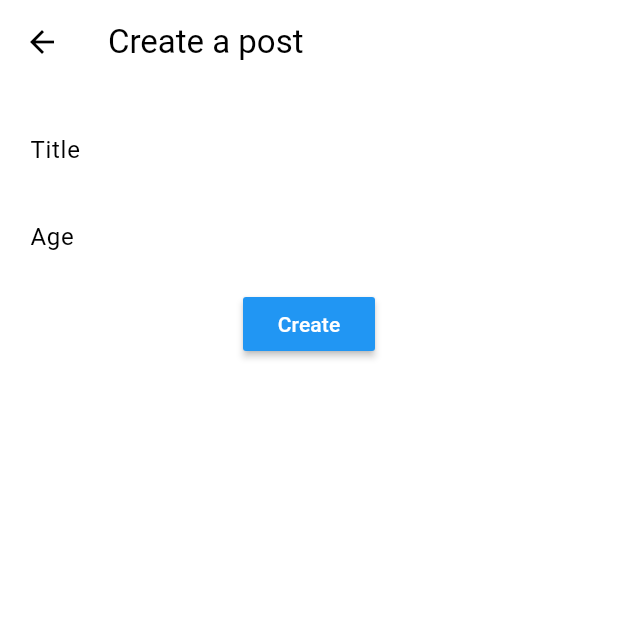
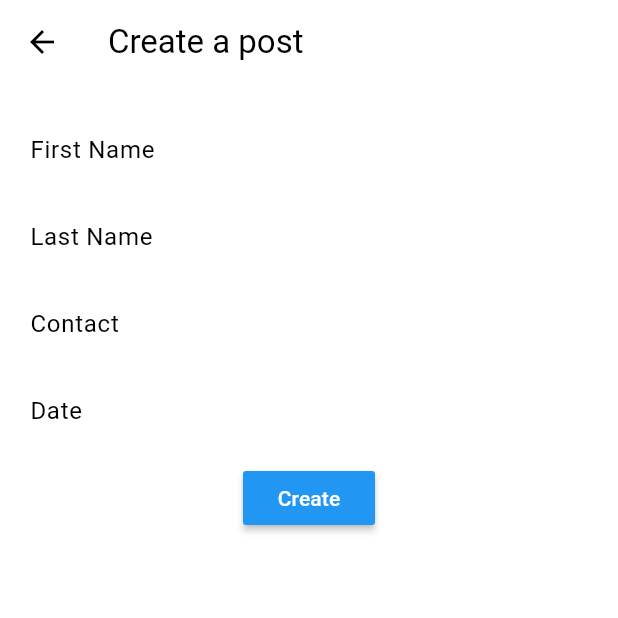
Before and after one commit to ogash3103/firebase_1_setting2, a Flutter app: the CreatePage screen opened directly, on a phone screen of 412 x 824 dp, the top half of it. Run offline on Flutter 3.47's test engine with Material 3 defaults, Android fonts, the phone set to English and light mode, and no system bars; our stand-ins replace firebase_auth, firebase_core, firebase_database, flutter_slidable; accounts and stored records are empty.

Commit message:
change other code and create new func

```diff
--- a/lib/page/createPage.dart
+++ b/lib/page/createPage.dart
@@ -1,6 +1,7 @@
-import 'package:firebase_1_setting/page/postPage.dart';
+
 import 'package:flutter/material.dart';
 import '../service/realTimeDatabase.dart';
+import 'postPage.dart';
 
 class CreatePage extends StatefulWidget {
   const CreatePage({Key? key});
@@ -12,26 +13,40 @@ class CreatePage extends StatefulWidget {
 class _CreatePageState extends State<CreatePage> {
   var titleController = TextEditingController();
   var contentController = TextEditingController();
+  var firstNameController = TextEditingController();
+  var lastNameController = TextEditingController();
+  var contactController = TextEditingController();
+  var dateController = TextEditingController();
   var isLoading = false;
 
   _createPost() {
-    String employee_name = titleController.text.toString();
-    String employee_age = contentController.text.toString();
+    String firstName = firstNameController.text.toString();
+    String lastName = lastNameController.text.toString();
+    String contact = contactController.text.toString();
+    String date = dateController.text.toString();
 
-    if (employee_name.isEmpty || employee_age.isEmpty) return;
+    if (firstName.isEmpty ||
+        lastName.isEmpty ||
+        contact.isEmpty ||
+        date.isEmpty) {
+      return;
+    }
 
-    _apiCreatePost(employee_name, employee_age);
+    _apiCreatePost(firstName, lastName, contact, date);
   }
 
-  _apiCreatePost(String employee_name, String employee_age) {
+  _apiCreatePost( String firstName,
+      String lastName, String contact, String date) {
     setState(() {
       isLoading = true;
     });
 
     var g = Post(
       id: 1,
-      employee_name: employee_name,
-      employee_salary: employee_age,
+      firstName: firstName,
+      lastName: lastName,
+      contact: contact,
+      date: date,
     );
 
     RTDBService.addPost(g).then((value) {
@@ -60,29 +75,56 @@ class _CreatePageState extends State<CreatePage> {
               crossAxisAlignment: CrossAxisAlignment.center,
               children: [
                 TextField(
-                  controller: titleController,
+                  controller: firstNameController,
                   decoration: InputDecoration(
-                    hintText: "Title",
+                    hintText: "First Name",
                   ),
                 ),
-                SizedBox(height: 10,),
+                SizedBox(
+                  height: 10,
+                ),
                 TextField(
-                  controller: contentController,
+                  controller: lastNameController,
                   decoration: InputDecoration(
-                    hintText: "Age",
+                    hintText: "Last Name",
                   ),
                 ),
-                SizedBox(height: 10,),
+                SizedBox(
+                  height: 10,
+                ),
+                TextField(
+                  controller: contactController,
+                  decoration: InputDecoration(
+                    hintText: "Contact",
+                  ),
+                ),
+                SizedBox(
+                  height: 10,
+                ),
+                TextField(
+                  controller: dateController,
+                  decoration: InputDecoration(
+                    hintText: "Date",
+                  ),
+                ),
+                SizedBox(
+                  height: 10,
+                ),
                 MaterialButton(
                   onPressed: () {
                     _createPost();
                   },
                   color: Colors.blue,
-                  child: Text("Create", style: TextStyle(color: Colors.white)),
+                  child: Text("Create",
+                      style: TextStyle(color: Colors.white)),
                 )
               ],
             ),
-            isLoading ? const Center(child: CircularProgressIndicator(),) : SizedBox.shrink()
+            isLoading
+                ? const Center(
+              child: CircularProgressIndicator(),
+            )
+                : SizedBox.shrink()
           ],
         ),
       ),
--- a/lib/page/homePage.dart
+++ b/lib/page/homePage.dart
@@ -2,8 +2,8 @@ import 'package:firebase_1_setting/service/realTimeDatabase.dart';
 import 'package:flutter/material.dart';
 import 'package:flutter_slidable/flutter_slidable.dart';
 import 'CreatePage.dart';
-import 'PostPage.dart';
 import '../service/auth_service.dart';
+import 'postPage.dart';
 
 class HomePage extends StatefulWidget {
   const HomePage({Key? key});
@@ -89,18 +89,30 @@ class _HomePageState extends State<HomePage> {
           crossAxisAlignment: CrossAxisAlignment.start,
           children: [
             Column(
+              crossAxisAlignment: CrossAxisAlignment.start,
               children: [
+               const SizedBox(height: 10,),
                 Text(
-                  post.employee_name!,
+                  'First Name: ${post.firstName}',
                   style: TextStyle(color: Colors.blue, fontWeight: FontWeight.bold),
                 ),
                 const SizedBox(height: 10,),
                 Text(
-                  post.employee_age.toString(),
+                  'Last Name: ${post.lastName}',
+                  style: TextStyle(color: Colors.blue, fontWeight: FontWeight.bold),
+                ),
+                const SizedBox(height: 10,),
+                Text(
+                  'Contact: ${post.contact}',
+                  style: TextStyle(color: Colors.blue, fontWeight: FontWeight.bold),
+                ),
+                const SizedBox(height: 10,),
+                Text(
+                  'Data: ${post.date}',
                   style: TextStyle(color: Colors.blue, fontWeight: FontWeight.bold),
                 ),
               ],
-            )
+            ),
           ],
         ),
       ),
@@ -123,13 +135,14 @@ class _HomePageState extends State<HomePage> {
         children: [
           SlidableAction(
             onPressed: (BuildContext context) {},
-            backgroundColor: Colors.green,
+            backgroundColor: Colors.red,
             foregroundColor: Colors.white,
-            icon: Icons.edit,
+            icon: Icons.delete,
             label: "Delete",
           ),
         ],
       ),
     );
   }
+
 }
--- a/lib/page/postPage.dart
+++ b/lib/page/postPage.dart
@@ -1,54 +1,32 @@
-
 import 'dart:ui';
-
-class EmpResponse {
-
-  String? status;
-  List<Post>? data;
-  String? message;
-  EmpResponse({this.status, this.data, this.message});
-  factory EmpResponse.fromJson(Map<String, dynamic> json) => EmpResponse (
-    status: json['status'],
-    data: json['data'] != null ? List<Post>.from(json["data"].map((x) => Post.fromJson(x))) : null,
-    message: json['message'],
-  );
-
-  Map<String , dynamic> toJson() => {
-    "status": status,
-    "data": List<dynamic>.from(data!.map((x) => x.toString())),
-    "message": message,
-
-
-  };
-}
 
 class Post {
   int? id;
-  String? employee_name;
-  String? employee_salary;
-  int? employee_age;
-  String? profile_image;
+  String? firstName;
+  String? lastName;
+  String? contact;
+  String? date;
 
   Post({
-     this.id,
-    this.employee_name,
-     this.employee_salary,
-    this.employee_age,
-    this.profile_image,
+    this.id,
+    this.firstName,
+    this.lastName,
+    this.contact,
+    this.date,
   });
 
   Post.fromJson(Map<String, dynamic> json)
       : id = json['id'],
-        employee_name = json['employee_name'],
-        employee_salary = json['employee_salary'],
-        employee_age = json['employee_age'],
-        profile_image = json['profile_image'];
+        firstName = json['firstName'],
+        lastName = json['lastName'],
+        contact = json['contact'],
+        date = json['date'];
 
   Map<String, dynamic> toJson() => {
     'id': id,
-    'employee_name': employee_name,
-    'employee_salary': employee_salary,
-    'employee_age': employee_age,
-    'profile_image': profile_image,
+    'firstName': firstName,
+    'lastName': lastName,
+    'contact': contact,
+    'date': date,
   };
 }
--- a/lib/service/realTimeDatabase.dart
+++ b/lib/service/realTimeDatabase.dart
@@ -1,5 +1,8 @@
+// rtdb_service.dart
+
 import 'dart:convert';
 import 'package:firebase_database/firebase_database.dart';
+
 import '../page/postPage.dart';
 
 class RTDBService {
@@ -18,13 +21,13 @@ class RTDBService {
       var jsonPost = jsonEncode(child.value);
       Map<String, dynamic> map = jsonDecode(jsonPost);
       var post = Post(
-        employee_name: map['employee_name'],
-        employee_salary: map['employee_salary'],
-        id: map['id'],
+        firstName: map['firstName'],
+        lastName: map['lastName'],
+        contact: map['contact'],
+        date: map['date'],
       );
       items.add(post);
     }
     return items;
   }
-
 }
```
Also changed, not shown: lib/main.dart (+14 -1 lines).
